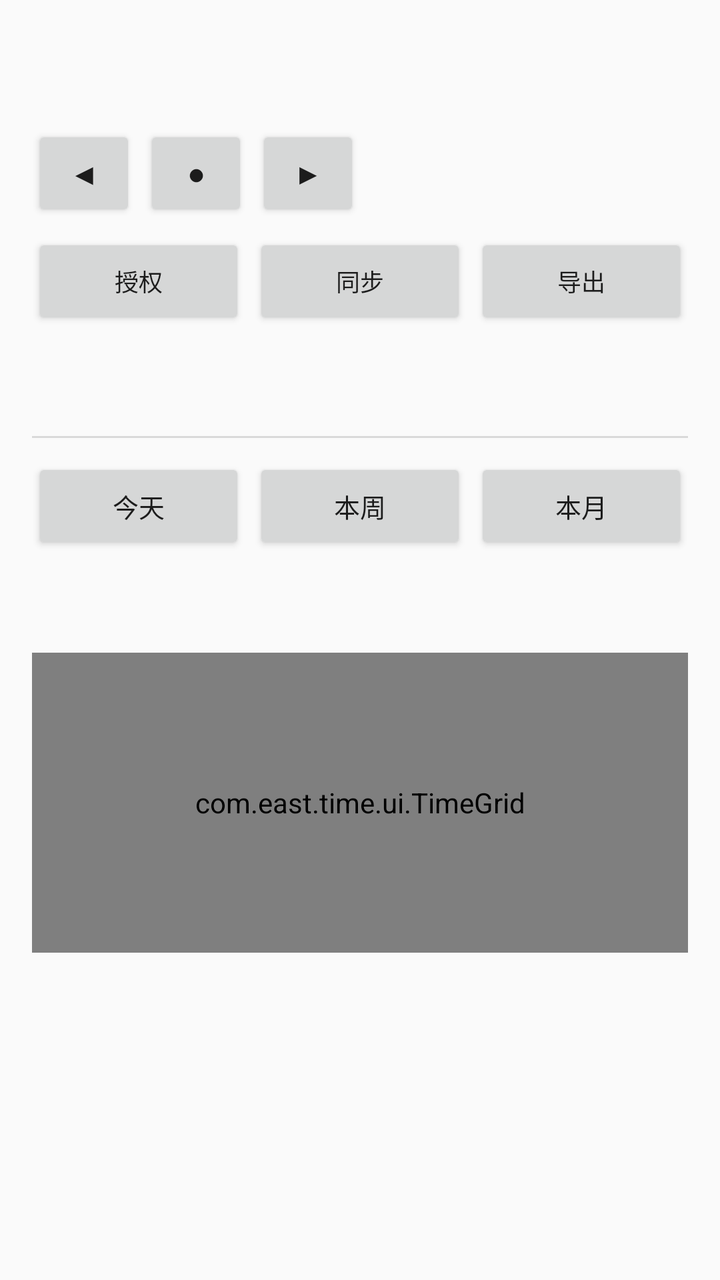
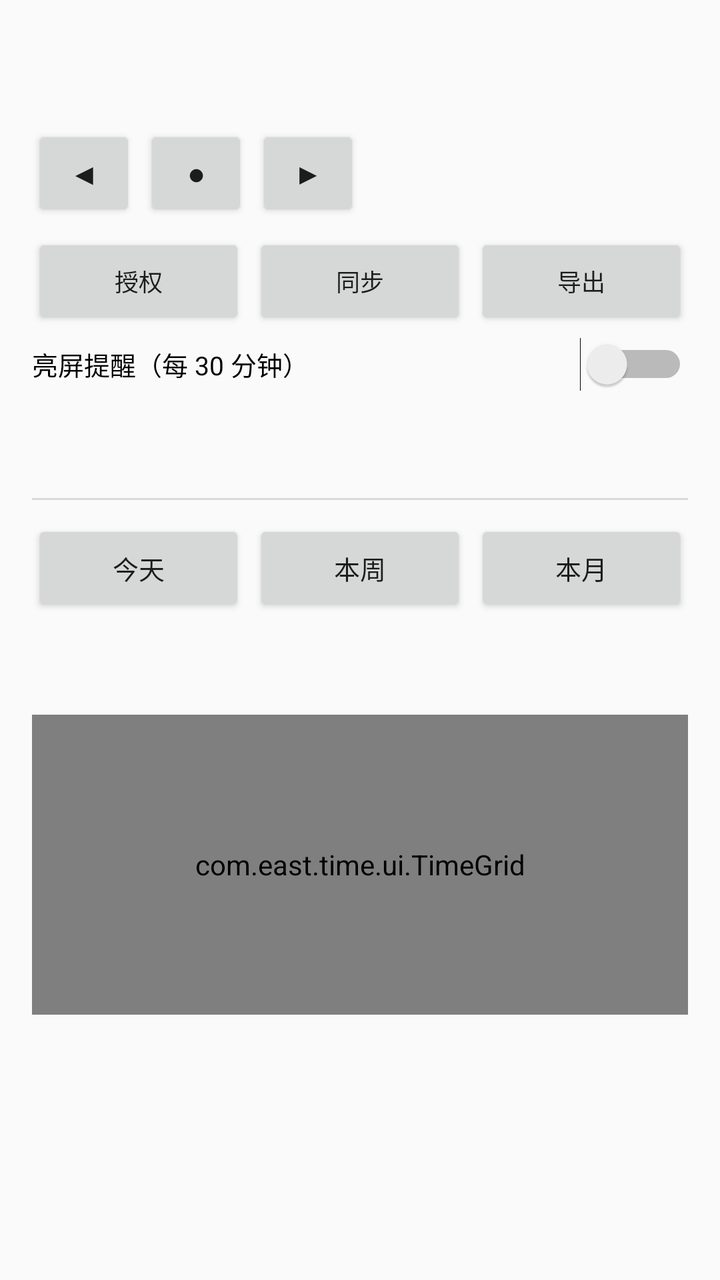

Compare the two renders of this Android layout. The source of the first and the diff that turns it into the second are given below.
<!-- AndroidManifest.xml: application theme android:Theme.Material.Light -->
<!-- res/layout/activity_main.xml -->
<?xml version="1.0" encoding="utf-8"?>
<LinearLayout xmlns:android="http://schemas.android.com/apk/res/android"
    android:layout_width="match_parent"
    android:layout_height="match_parent"
    android:orientation="vertical"
    android:padding="16dp">

    

    <TextView
        android:id="@+id/statusValue"
        android:layout_width="match_parent"
        android:layout_height="wrap_content"
        android:textSize="15sp"
        android:textStyle="bold" />

    <TextView
        android:id="@+id/errorValue"
        android:layout_width="match_parent"
        android:layout_height="wrap_content"
        android:layout_marginTop="2dp"
        android:textSize="12sp" />

    
    <LinearLayout
        android:layout_width="match_parent"
        android:layout_height="wrap_content"
        android:layout_marginTop="8dp"
        android:gravity="center_vertical"
        android:orientation="horizontal">

        <Button
            android:id="@+id/prevButton"
            android:layout_width="52dp"
            android:layout_height="wrap_content"
            android:minWidth="0dp"
            android:text="@string/nav_prev"
            android:textSize="15sp" />

        <Button
            android:id="@+id/nowButton"
            android:layout_width="52dp"
            android:layout_height="wrap_content"
            android:layout_marginStart="4dp"
            android:minWidth="0dp"
            android:text="@string/nav_now"
            android:textSize="15sp" />

        <Button
            android:id="@+id/nextButton"
            android:layout_width="52dp"
            android:layout_height="wrap_content"
            android:layout_marginStart="4dp"
            android:minWidth="0dp"
            android:text="@string/nav_next"
            android:textSize="15sp" />

        <TextView
            android:id="@+id/periodLabel"
            android:layout_width="0dp"
            android:layout_height="wrap_content"
            android:layout_marginStart="10dp"
            android:layout_weight="1"
            android:gravity="end"
            android:textSize="15sp"
            android:textStyle="bold" />
    </LinearLayout>

    <LinearLayout
        android:layout_width="match_parent"
        android:layout_height="wrap_content"
        android:layout_marginTop="6dp"
        android:orientation="horizontal">

        <Button
            android:id="@+id/grantButton"
            android:layout_width="0dp"
            android:layout_height="wrap_content"
            android:layout_weight="1"
            android:text="@string/action_grant"
            android:textSize="12sp" />

        <Button
            android:id="@+id/syncButton"
            android:layout_width="0dp"
            android:layout_height="wrap_content"
            android:layout_marginStart="4dp"
            android:layout_weight="1"
            android:text="@string/action_sync"
            android:textSize="12sp" />

        <Button
            android:id="@+id/exportButton"
            android:layout_width="0dp"
            android:layout_height="wrap_content"
            android:layout_marginStart="4dp"
            android:layout_weight="1"
            android:text="@string/action_export"
            android:textSize="12sp" />
    </LinearLayout>

    <TextView
        android:id="@+id/exportResult"
        android:layout_width="match_parent"
        android:layout_height="wrap_content"
        android:layout_marginTop="6dp"
        android:textSize="11sp" />

    <TextView
        android:id="@+id/statsValue"
        android:layout_width="match_parent"
        android:layout_height="wrap_content"
        android:layout_marginTop="6dp"
        android:textSize="11sp" />

    <View
        android:layout_width="match_parent"
        android:layout_height="1dp"
        android:layout_marginTop="12dp"
        android:background="#22000000" />

    

    <LinearLayout
        android:layout_width="match_parent"
        android:layout_height="wrap_content"
        android:layout_marginTop="10dp"
        android:orientation="horizontal">

        <Button
            android:id="@+id/rangeToday"
            android:layout_width="0dp"
            android:layout_height="wrap_content"
            android:layout_weight="1"
            android:text="@string/range_today"
            android:textSize="13sp" />

        <Button
            android:id="@+id/rangeWeek"
            android:layout_width="0dp"
            android:layout_height="wrap_content"
            android:layout_marginStart="4dp"
            android:layout_weight="1"
            android:text="@string/range_week"
            android:textSize="13sp" />

        <Button
            android:id="@+id/rangeMonth"
            android:layout_width="0dp"
            android:layout_height="wrap_content"
            android:layout_marginStart="4dp"
            android:layout_weight="1"
            android:text="@string/range_month"
            android:textSize="13sp" />
    </LinearLayout>

    <LinearLayout
        android:layout_width="match_parent"
        android:layout_height="wrap_content"
        android:layout_marginTop="8dp"
        android:orientation="horizontal">

        <TextView
            android:id="@+id/rangeLabel"
            android:layout_width="0dp"
            android:layout_height="wrap_content"
            android:layout_weight="1"
            android:textStyle="bold" />

        <TextView
            android:id="@+id/totalValue"
            android:layout_width="wrap_content"
            android:layout_height="wrap_content"
            android:textStyle="bold" />
    </LinearLayout>

    
    <TextView
        android:id="@+id/touchedValue"
        android:layout_width="match_parent"
        android:layout_height="wrap_content"
        android:layout_marginTop="6dp"
        android:textSize="12sp"
        android:textStyle="bold" />

    
    <com.east.time.ui.TimeGrid
        android:id="@+id/timeGrid"
        android:layout_width="match_parent"
        android:layout_height="150dp" />

    <ListView
        android:id="@+id/usageList"
        android:layout_width="match_parent"
        android:layout_height="0dp"
        android:layout_marginTop="4dp"
        android:layout_weight="1"
        android:divider="#11000000"
        android:dividerHeight="1dp" />

</LinearLayout>
<!-- resources referenced by this layout -->
<resources>
  <string name="action_export">导出</string>
  <string name="action_grant">授权</string>
  <string name="action_sync">同步</string>
  <string name="nav_next">▶</string>
  <string name="nav_now">●</string>
  <string name="nav_prev">◀</string>
  <string name="range_month">本月</string>
  <string name="range_today">今天</string>
  <string name="range_week">本周</string>
</resources>

<!-- the commit's change to res/layout/activity_main.xml (unified diff, before → after) -->
@@ -99,6 +99,29 @@
             android:textSize="12sp" />
     </LinearLayout>
 
+    
+    <LinearLayout
+        android:layout_width="match_parent"
+        android:layout_height="wrap_content"
+        android:layout_marginTop="4dp"
+        android:gravity="center_vertical"
+        android:orientation="horizontal">
+
+        <Switch
+            android:id="@+id/notifySwitch"
+            android:layout_width="0dp"
+            android:layout_height="wrap_content"
+            android:layout_weight="1"
+            android:text="@string/notify_switch"
+            android:textSize="13sp" />
+
+        <TextView
+            android:id="@+id/notifyCount"
+            android:layout_width="wrap_content"
+            android:layout_height="wrap_content"
+            android:textSize="12sp" />
+    </LinearLayout>
+
     <TextView
         android:id="@+id/exportResult"
         android:layout_width="match_parent"
<!-- resource entries referenced after the edit -->
@@ -6,6 +6,7 @@
   <string name="nav_next">▶</string>
   <string name="nav_now">●</string>
   <string name="nav_prev">◀</string>
+  <string name="notify_switch">亮屏提醒（每 30 分钟）</string>
   <string name="range_month">本月</string>
   <string name="range_today">今天</string>
   <string name="range_week">本周</string>
